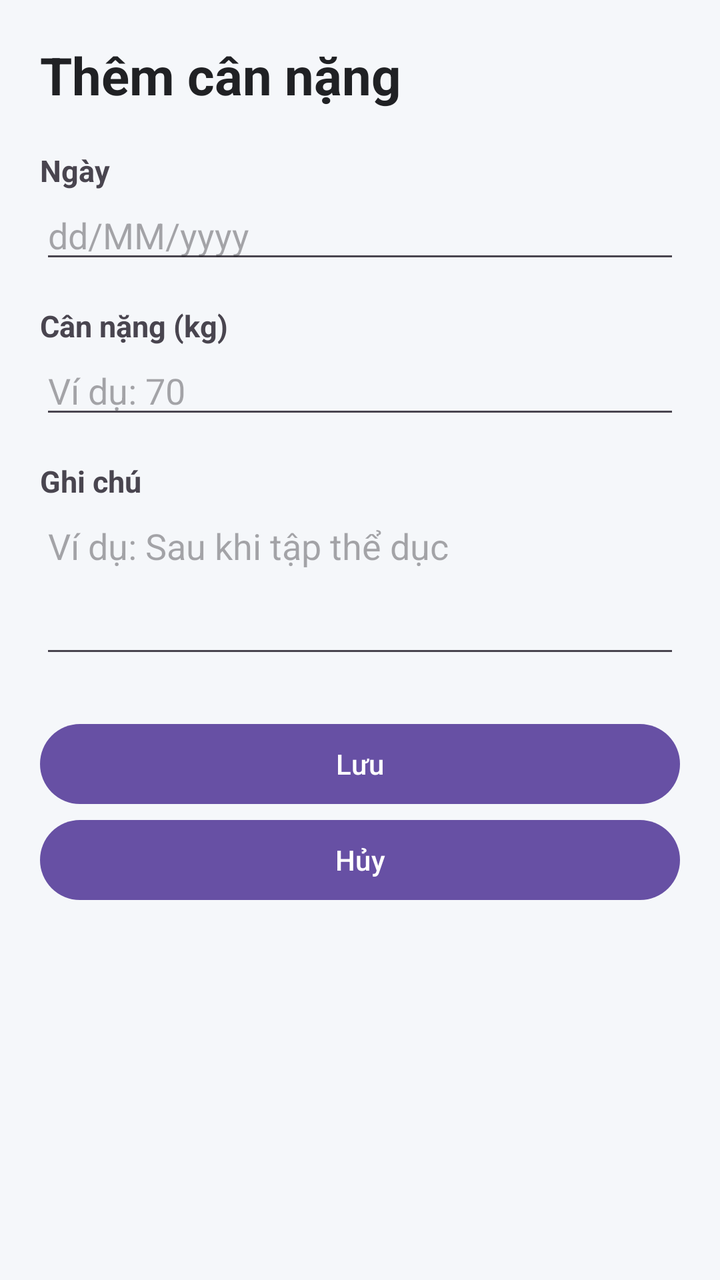
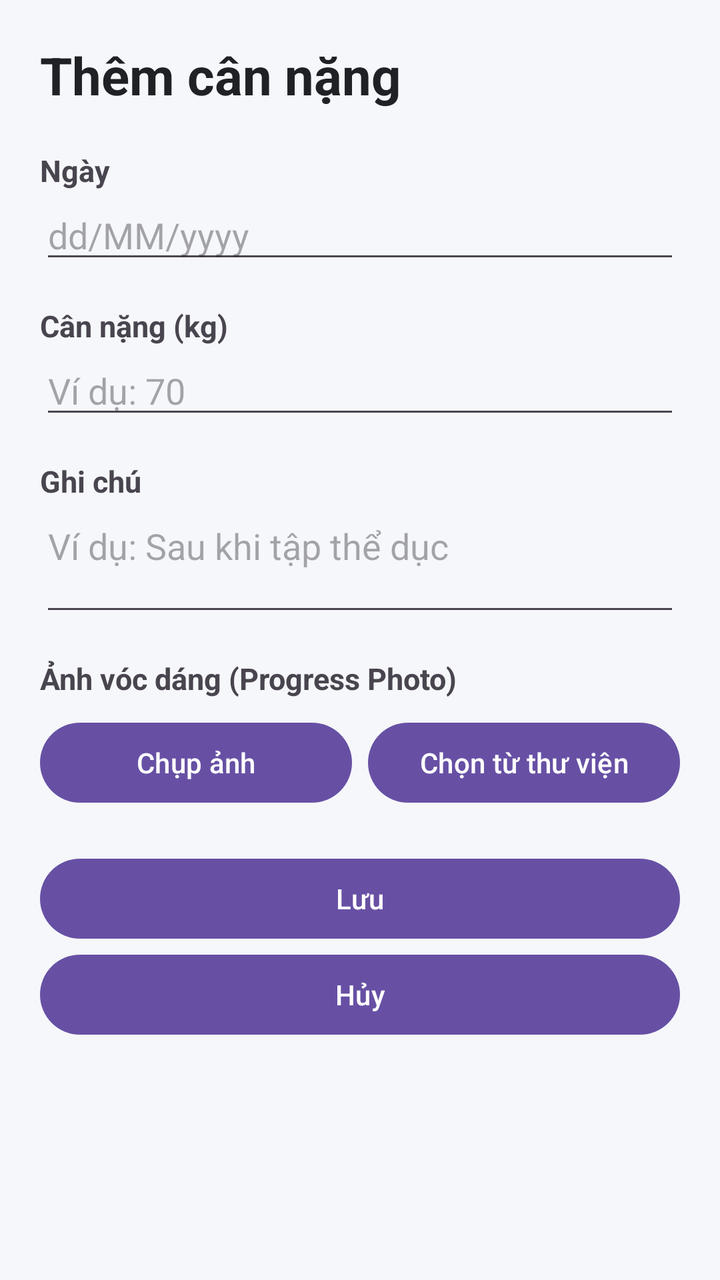

Compare the two renders of this Android layout. The source of the first and the diff that turns it into the second are given below.
<!-- AndroidManifest.xml: application theme Theme.Theo_doi_can_nang -->
<!-- res/layout/activity_add_edit.xml -->
<?xml version="1.0" encoding="utf-8"?>
<ScrollView
    xmlns:android="http://schemas.android.com/apk/res/android"
    android:layout_width="match_parent"
    android:layout_height="match_parent"
    android:background="@color/app_background">

    <LinearLayout
        android:layout_width="match_parent"
        android:layout_height="wrap_content"
        android:orientation="vertical"
        android:padding="20dp">

        <TextView
            android:layout_width="wrap_content"
            android:layout_height="wrap_content"
            android:text="@string/add_weight"
            android:textSize="26sp"
            android:textStyle="bold"
            android:textColor="@color/app_text"/>

        

        <TextView
            android:layout_width="wrap_content"
            android:layout_height="wrap_content"
            android:layout_marginTop="20dp"
            android:text="@string/date"
            android:textSize="15sp"
            android:textStyle="bold"/>

        <EditText
            android:id="@+id/edtDate"
            android:layout_width="match_parent"
            android:layout_height="wrap_content"
            android:hint="@string/date_hint"
            android:inputType="date"
            android:autofillHints="date"/>

        

        <TextView
            android:id="@+id/tvWeightLabel"
            android:layout_width="wrap_content"
            android:layout_height="wrap_content"
            android:layout_marginTop="16dp"
            android:text="Cân nặng (kg)"
            android:textSize="15sp"
            android:textStyle="bold"/>

        <EditText
            android:id="@+id/edtWeight"
            android:layout_width="match_parent"
            android:layout_height="wrap_content"
            android:hint="Ví dụ: 70"
            android:inputType="numberDecimal"
            android:autofillHints="weight"/>

        

        <TextView
            android:layout_width="wrap_content"
            android:layout_height="wrap_content"
            android:layout_marginTop="16dp"
            android:text="@string/note"
            android:textSize="15sp"
            android:textStyle="bold"/>

        <EditText
            android:id="@+id/edtNote"
            android:layout_width="match_parent"
            android:layout_height="wrap_content"
            android:hint="@string/note_hint"
            android:inputType="textMultiLine|textNoSuggestions"
            android:minLines="3"
            android:gravity="top|start"
            android:autofillHints="none"/>

        <Button
            android:id="@+id/btnSave"
            android:layout_width="match_parent"
            android:layout_height="wrap_content"
            android:layout_marginTop="24dp"
            android:text="@string/save"/>

        <Button
            android:id="@+id/btnCancel"
            android:layout_width="match_parent"
            android:layout_height="wrap_content"
            android:text="@string/cancel"/>

    </LinearLayout>

</ScrollView>
<!-- resources referenced by this layout -->
<resources>
  <color name="app_background">#F5F7FA</color>
  <color name="app_text">#202124</color>
  <string name="add_weight">Thêm cân nặng</string>
  <string name="cancel">Hủy</string>
  <string name="date">Ngày</string>
  <string name="date_hint">dd/MM/yyyy</string>
  <string name="note">Ghi chú</string>
  <string name="note_hint">Ví dụ: Sau khi tập thể dục</string>
  <string name="save">Lưu</string>
  <style name="Theme.Theo_doi_can_nang" parent="Base.Theme.Theo_doi_can_nang" />
  <style name="Base.Theme.Theo_doi_can_nang" parent="Theme.Material3.DayNight.NoActionBar">
  
          
  
      </style>
</resources>

<!-- the commit's change to res/layout/activity_add_edit.xml (unified diff, before → after) -->
@@ -72,15 +72,66 @@
             android:layout_height="wrap_content"
             android:hint="@string/note_hint"
             android:inputType="textMultiLine|textNoSuggestions"
-            android:minLines="3"
+            android:minLines="2"
             android:gravity="top|start"
             android:autofillHints="none"/>
+
+        
+
+        <TextView
+            android:layout_width="wrap_content"
+            android:layout_height="wrap_content"
+            android:layout_marginTop="16dp"
+            android:text="@string/progress_photo"
+            android:textSize="15sp"
+            android:textStyle="bold"/>
+
+        <ImageView
+            android:id="@+id/imgProgressPhoto"
+            android:layout_width="match_parent"
+            android:layout_height="180dp"
+            android:layout_marginTop="8dp"
+            android:scaleType="centerCrop"
+            android:adjustViewBounds="true"
+            android:contentDescription="@string/progress_photo"
+            android:visibility="gone" />
+
+        <LinearLayout
+            android:layout_width="match_parent"
+            android:layout_height="wrap_content"
+            android:layout_marginTop="8dp"
+            android:orientation="horizontal">
+
+            <Button
+                android:id="@+id/btnTakePhoto"
+                android:layout_width="0dp"
+                android:layout_height="wrap_content"
+                android:layout_weight="1"
+                android:text="@string/take_photo" />
+
+            <Button
+                android:id="@+id/btnPickGallery"
+                android:layout_width="0dp"
+                android:layout_height="wrap_content"
+                android:layout_marginStart="8dp"
+                android:layout_weight="1"
+                android:text="@string/choose_gallery" />
+
+        </LinearLayout>
+
+        <Button
+            android:id="@+id/btnRemovePhoto"
+            android:layout_width="match_parent"
+            android:layout_height="wrap_content"
+            android:layout_marginTop="6dp"
+            android:text="@string/remove_photo"
+            android:visibility="gone" />
 
         <Button
             android:id="@+id/btnSave"
             android:layout_width="match_parent"
             android:layout_height="wrap_content"
-            android:layout_marginTop="24dp"
+            android:layout_marginTop="20dp"
             android:text="@string/save"/>
 
         <Button
<!-- resource entries referenced after the edit -->
@@ -4,11 +4,15 @@
   <color name="app_text">#202124</color>
   <string name="add_weight">Thêm cân nặng</string>
   <string name="cancel">Hủy</string>
+  <string name="choose_gallery">Chọn từ thư viện</string>
   <string name="date">Ngày</string>
   <string name="date_hint">dd/MM/yyyy</string>
   <string name="note">Ghi chú</string>
   <string name="note_hint">Ví dụ: Sau khi tập thể dục</string>
+  <string name="progress_photo">Ảnh vóc dáng (Progress Photo)</string>
+  <string name="remove_photo">Xóa ảnh</string>
   <string name="save">Lưu</string>
+  <string name="take_photo">Chụp ảnh</string>
   <style name="Theme.Theo_doi_can_nang" parent="Base.Theme.Theo_doi_can_nang" />
   <style name="Base.Theme.Theo_doi_can_nang" parent="Theme.Material3.DayNight.NoActionBar">
   
